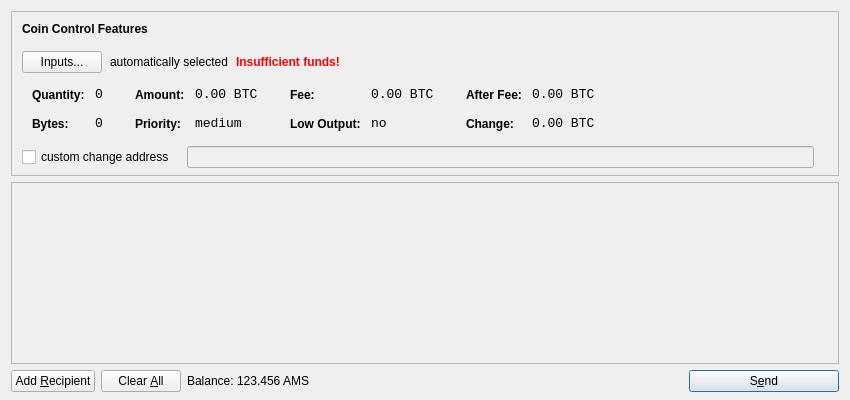
First picture: the form in src/qt/forms/sendcoinsdialog.ui, repository midnight-miner/AmsterdamCoin, before the edit.
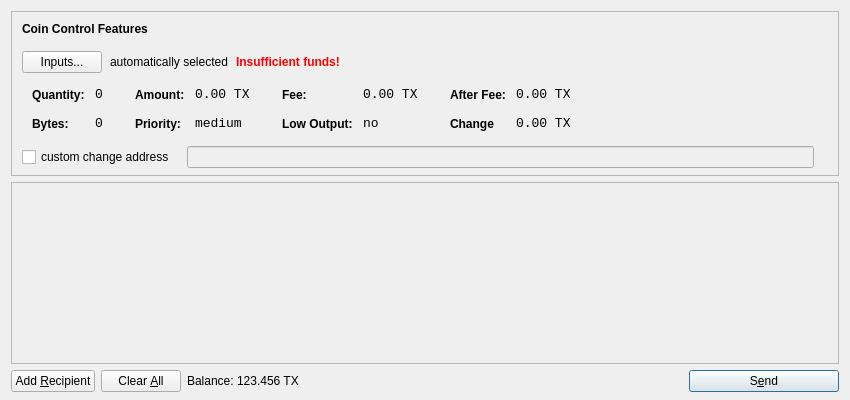
Second picture: the form after the edit. Icons and pictures are not drawn.

Diff of the .ui file:
```diff
--- a/src/qt/forms/sendcoinsdialog.ui
+++ b/src/qt/forms/sendcoinsdialog.ui
@@ -321,7 +321,7 @@
                   <enum>Qt::ActionsContextMenu</enum>
                  </property>
                  <property name="text">
-                  <string notr="true">0.00 BTC</string>
+                  <string>0.00 TX</string>
                  </property>
                  <property name="textInteractionFlags">
                   <set>Qt::LinksAccessibleByMouse|Qt::TextSelectableByKeyboard|Qt::TextSelectableByMouse</set>
@@ -407,7 +407,7 @@
                   <enum>Qt::ActionsContextMenu</enum>
                  </property>
                  <property name="text">
-                  <string notr="true">0.00 BTC</string>
+                  <string>0.00 TX</string>
                  </property>
                  <property name="textInteractionFlags">
                   <set>Qt::LinksAccessibleByMouse|Qt::TextSelectableByKeyboard|Qt::TextSelectableByMouse</set>
@@ -493,7 +493,7 @@
                   <enum>Qt::ActionsContextMenu</enum>
                  </property>
                  <property name="text">
-                  <string notr="true">0.00 BTC</string>
+                  <string>0.00 TX</string>
                  </property>
                  <property name="textInteractionFlags">
                   <set>Qt::LinksAccessibleByMouse|Qt::TextSelectableByKeyboard|Qt::TextSelectableByMouse</set>
@@ -506,7 +506,7 @@
                   <string notr="true">font-weight:bold;</string>
                  </property>
                  <property name="text">
-                  <string>Change:</string>
+                  <string>Change</string>
                  </property>
                 </widget>
                </item>
@@ -525,7 +525,7 @@
                   <enum>Qt::ActionsContextMenu</enum>
                  </property>
                  <property name="text">
-                  <string notr="true">0.00 BTC</string>
+                  <string>0.00 TX</string>
                  </property>
                  <property name="textInteractionFlags">
                   <set>Qt::LinksAccessibleByMouse|Qt::TextSelectableByKeyboard|Qt::TextSelectableByMouse</set>
@@ -709,6 +709,12 @@
        </property>
        <item>
         <widget class="QLabel" name="label">
+         <property name="sizePolicy">
+          <sizepolicy hsizetype="Preferred" vsizetype="Fixed">
+           <horstretch>0</horstretch>
+           <verstretch>0</verstretch>
+          </sizepolicy>
+         </property>
          <property name="text">
           <string>Balance:</string>
          </property>
@@ -716,11 +722,17 @@
        </item>
        <item>
         <widget class="QLabel" name="labelBalance">
+         <property name="sizePolicy">
+          <sizepolicy hsizetype="Preferred" vsizetype="Fixed">
+           <horstretch>0</horstretch>
+           <verstretch>0</verstretch>
+          </sizepolicy>
+         </property>
          <property name="cursor">
           <cursorShape>IBeamCursor</cursorShape>
          </property>
          <property name="text">
-          <string>123.456 AMS</string>
+          <string>123.456 TX</string>
          </property>
          <property name="textInteractionFlags">
           <set>Qt::LinksAccessibleByMouse|Qt::TextSelectableByKeyboard|Qt::TextSelectableByMouse</set>
```
Left out of the diff: 12 changed lines with no effect on the pictures.
